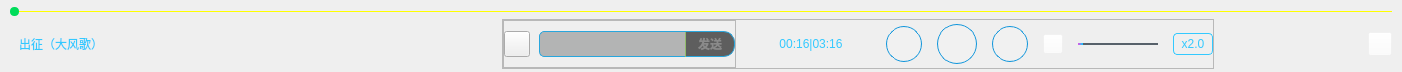
Above: VideoPlayer/videomodels/FloatPlayCtl.ui from huizhang556/pc-video-player before the change. Below: the same form after it.
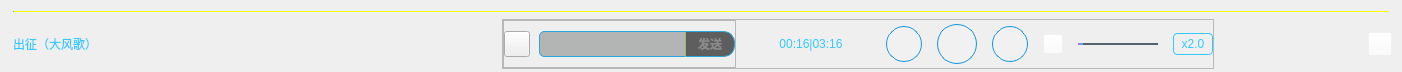
That is the form after the change. Icons and pictures are not drawn.

Commit message: 修改了进度条样式

Diff of the .ui file:
```diff
--- a/VideoPlayer/videomodels/FloatPlayCtl.ui
+++ b/VideoPlayer/videomodels/FloatPlayCtl.ui
@@ -49,7 +49,12 @@
         </size>
        </property>
        <property name="styleSheet">
-        <string notr="true">/*整个进度条*/
+        <string notr="true">QSlider:horizontal
+{
+margin: 0px 3px 0px 3px;
+}
+
+/*整个进度条*/
 QSlider::groove:horizontal 
 {
 background-color: rgba(255,255,255,0.1);
@@ -70,13 +75,16 @@
 /*J拖动按钮*/
 QSlider::handle:horizontal 
 {
-background-color:#00dc5a;
-height:8px;
-width:8px;
-margin-top: -4px;
-margin-bottom: -4px;
-border-radius:4px;
-padding-right:1px;
+background-color:qlineargradient(spread:pad,x1:0,y1:0,x2:1,y2:0,stop:0 rgba(0, 205, 76,1.0), stop:1  rgba(24, 247, 51,1.0));
+height:14px;
+width:14px;
+margin-top: -7px;
+margin-bottom: -7px;
+margin-left: -3px;
+margin-right: -3px;
+border-radius:7px;
+border-image: url(:/images/icon/player_slider_normal.png);
+background-color: transparent;
 }
 
 /*J拖动按钮-hover,只跟groove的hover时高度影响*/
@@ -133,7 +141,7 @@
 background-color: transparent;
 border: 1px solid transparent;
 color:#33c9ff;
-padding-left:8px;
+padding-left:2px;
 text-align:left;
 }
 
```
Left out of the diff: 8 changed lines with no effect on the pictures. The commit also changes 20 other files.
